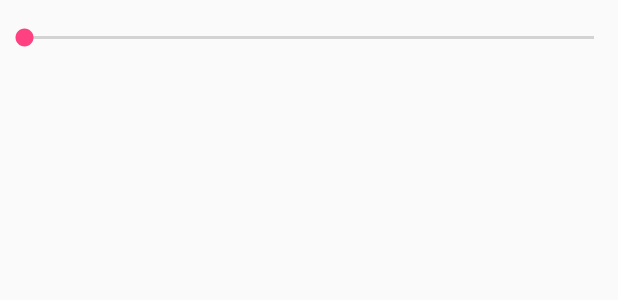
After one commit to harshendrashah/Embedded-Apps, an Android app: the layout activity_times_tables.xml on its own in the app's theme, with its tools: preview values and no code run, on a phone screen of 412 x 824 dp. The commit adds this screen. Shown: the top 300 px of the screen. Run offline under Robolectric (Android 15) with nearby library versions, the phone set to English and light mode, and no system bars.

Commit message:
Added TimesTables

```diff
--- a/app/src/main/AndroidManifest.xml
+++ b/app/src/main/AndroidManifest.xml
@@ -19,7 +19,8 @@
         <activity android:name=".CurrencyConverterActivity" />
         <activity android:name=".NumberShapesActivity" />
         <activity android:name=".HigherOrLowerActivity" />
-        <activity android:name=".BasicPhrasesActivity"></activity>
+        <activity android:name=".BasicPhrasesActivity" />
+        <activity android:name=".TimesTablesActivity"></activity>
     </application>
 
 </manifest>
--- /dev/null
+++ b/app/src/main/res/layout/activity_times_tables.xml
@@ -0,0 +1,21 @@
+<?xml version="1.0" encoding="utf-8"?>
+<RelativeLayout xmlns:android="http://schemas.android.com/apk/res/android"
+    xmlns:tools="http://schemas.android.com/tools"
+    android:layout_width="match_parent"
+    android:layout_height="match_parent"
+    tools:context=".TimesTablesActivity">
+
+    <SeekBar
+        android:layout_width="match_parent"
+        android:layout_height="wrap_content"
+        android:paddingTop="16dp"
+        android:paddingBottom="16dp"
+        android:id="@+id/seekBarTT" />
+
+    <ListView
+        android:id="@+id/listViewTT"
+        android:layout_width="match_parent"
+        android:layout_height="wrap_content"
+        android:layout_below="@+id/seekBarTT" />
+
+</RelativeLayout>
```
Also changed, not shown: app/src/main/java/com/shahharshendra/embeddedapps/MainActivity.java (+7 -2 lines), app/src/main/java/com/shahharshendra/embeddedapps/TimesTablesActivity.java (added, +69 -0 lines), 1 other file.
